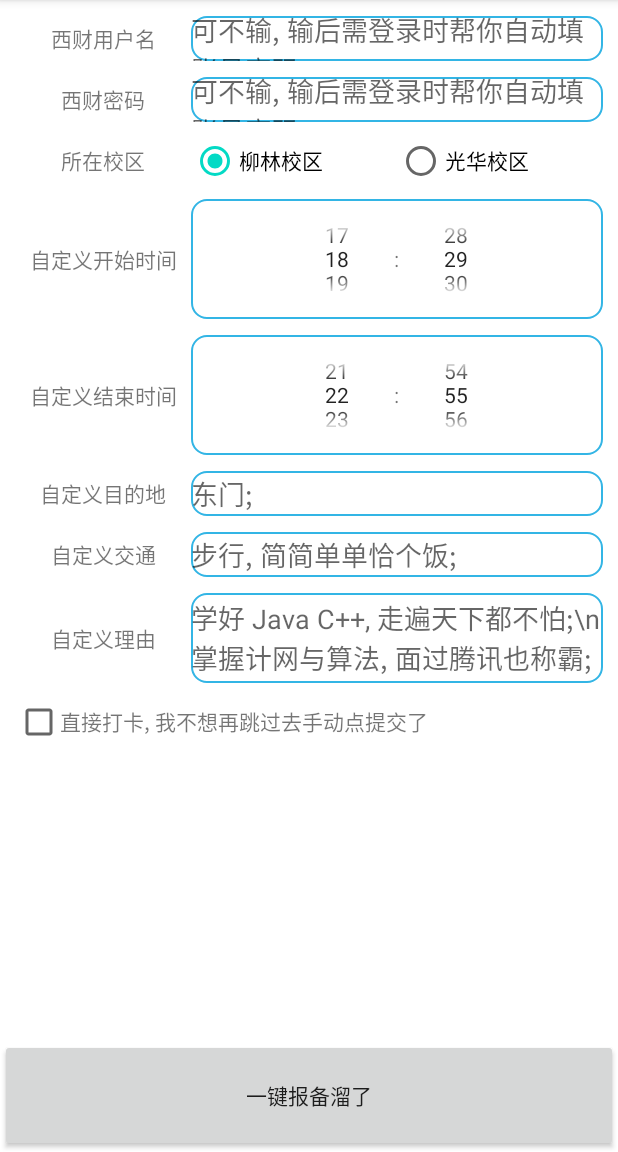
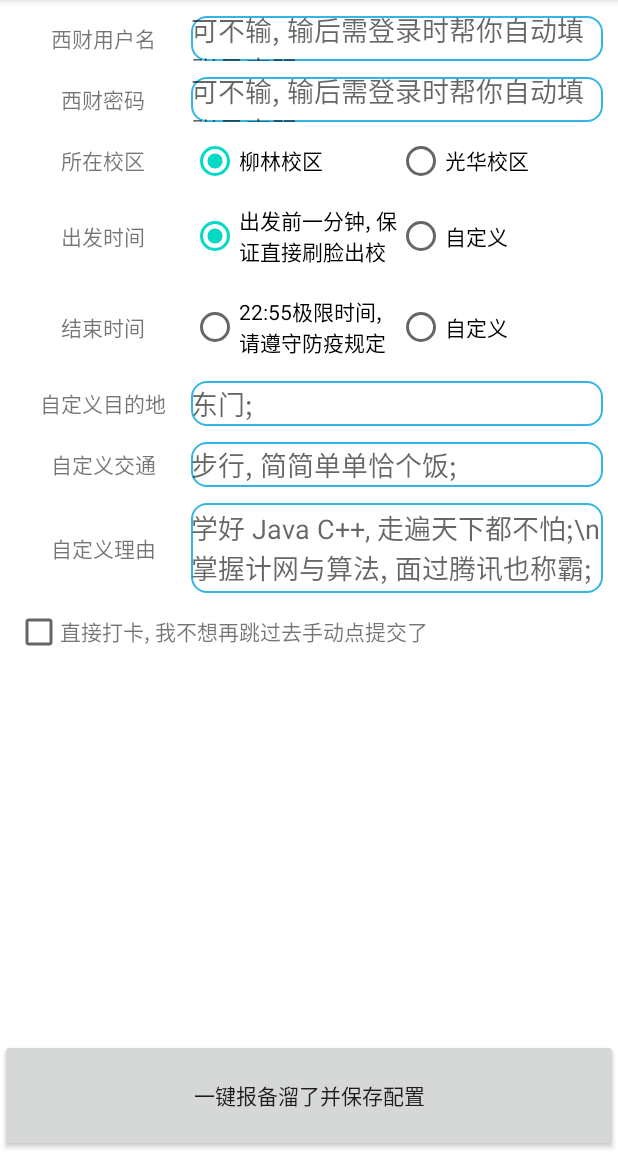
Before and after one commit to MilitaryIntelligence6/SWUFEAutoReportSystem, an Android app: the screen it shows after launch (MainActivity), on a phone screen of 412 x 824 dp, the part 84-1236 px from its top. Run offline under Robolectric (Android 15) with nearby library versions, the phone set to English and light mode, and no system bars; our stand-ins replace data binding; libraries missing offline, so code that uses them is left out: com.xuexiang.xui; 1 statement that could not run was skipped.

Commit message:
优化 ui;

```diff
--- a/app/src/main/res/layout/activity_main.xml
+++ b/app/src/main/res/layout/activity_main.xml
@@ -125,7 +125,7 @@
 
                 <androidx.appcompat.widget.LinearLayoutCompat
                         android:layout_width="match_parent"
-                        android:layout_height="80dp"
+                        android:layout_height="50dp"
                         android:layout_marginTop="5dp"
                         android:layout_marginBottom="5dp">
 
@@ -135,6 +135,44 @@
                             android:layout_weight="0.3"
                             android:gravity="center"
                             android:text="@string/start_time_literal" />
+
+                    <RadioGroup
+                            android:id="@+id/start_time_radio_group"
+                            android:layout_width="0dp"
+                            android:layout_height="match_parent"
+                            android:layout_weight="0.7"
+                            android:orientation="horizontal">
+
+                        <androidx.appcompat.widget.AppCompatRadioButton
+                                android:id="@+id/default_start_time_oneminago_radio_button"
+                                android:layout_width="0dp"
+                                android:layout_height="match_parent"
+                                android:layout_weight="0.5"
+                                android:text="@string/one_min_ago_start_literal" />
+
+                        <androidx.appcompat.widget.AppCompatRadioButton
+                                android:id="@+id/start_time_show_custom_radio_button"
+                                android:layout_width="0dp"
+                                android:layout_height="match_parent"
+                                android:layout_weight="0.5"
+                                android:text="@string/custom_literal" />
+                    </RadioGroup>
+                </androidx.appcompat.widget.LinearLayoutCompat>
+
+                <androidx.appcompat.widget.LinearLayoutCompat
+                        android:id="@+id/custom_start_time_layout"
+                        android:layout_width="match_parent"
+                        android:layout_height="80dp"
+                        android:layout_marginTop="5dp"
+                        android:layout_marginBottom="5dp"
+                        android:visibility="gone">
+
+                    <androidx.appcompat.widget.AppCompatTextView
+                            android:layout_width="0dp"
+                            android:layout_height="match_parent"
+                            android:layout_weight="0.3"
+                            android:gravity="center"
+                            android:text="@string/custom_start_time_literal" />
 
                     <TimePicker
                             android:id="@+id/start_time_picker"
@@ -148,7 +186,7 @@
 
                 <androidx.appcompat.widget.LinearLayoutCompat
                         android:layout_width="match_parent"
-                        android:layout_height="80dp"
+                        android:layout_height="50dp"
                         android:layout_marginTop="5dp"
                         android:layout_marginBottom="5dp">
 
@@ -158,6 +196,44 @@
                             android:layout_weight="0.3"
                             android:gravity="center"
                             android:text="@string/end_time_literal" />
+
+                    <RadioGroup
+                            android:id="@+id/end_time_radio_group"
+                            android:layout_width="0dp"
+                            android:layout_height="match_parent"
+                            android:layout_weight="0.7"
+                            android:orientation="horizontal">
+
+                        <androidx.appcompat.widget.AppCompatRadioButton
+                                android:id="@+id/default_end_time_2255_radio_button"
+                                android:layout_width="0dp"
+                                android:layout_height="match_parent"
+                                android:layout_weight="0.5"
+                                android:text="@string/default_end_time_literal" />
+
+                        <androidx.appcompat.widget.AppCompatRadioButton
+                                android:id="@+id/end_time_show_custom_radio_button"
+                                android:layout_width="0dp"
+                                android:layout_height="match_parent"
+                                android:layout_weight="0.5"
+                                android:text="@string/custom_literal" />
+                    </RadioGroup>
+                </androidx.appcompat.widget.LinearLayoutCompat>
+
+                <androidx.appcompat.widget.LinearLayoutCompat
+                        android:id="@+id/custom_end_time_layout"
+                        android:layout_width="match_parent"
+                        android:layout_height="80dp"
+                        android:layout_marginTop="5dp"
+                        android:layout_marginBottom="5dp"
+                        android:visibility="gone">
+
+                    <androidx.appcompat.widget.AppCompatTextView
+                            android:layout_width="0dp"
+                            android:layout_height="match_parent"
+                            android:layout_weight="0.3"
+                            android:gravity="center"
+                            android:text="@string/custom_end_time_literal" />
 
                     <TimePicker
                             android:id="@+id/end_time_picker"
@@ -179,7 +255,7 @@
                             android:layout_height="match_parent"
                             android:layout_weight="0.3"
                             android:gravity="center"
-                            android:text="@string/custom_destination" />
+                            android:text="@string/custom_destination_literal" />
 
                     <androidx.appcompat.widget.AppCompatEditText
                             android:id="@+id/custom_destination_et"
@@ -203,7 +279,7 @@
                             android:layout_height="match_parent"
                             android:layout_weight="0.3"
                             android:gravity="center"
-                            android:text="@string/custom_transportation" />
+                            android:text="@string/custom_transportation_literal" />
 
                     <androidx.appcompat.widget.AppCompatEditText
                             android:id="@+id/custom_transportation_et"
@@ -228,7 +304,7 @@
                             android:layout_height="match_parent"
                             android:layout_weight="0.3"
                             android:gravity="center"
-                            android:text="@string/custom_reason" />
+                            android:text="@string/custom_reason_literal" />
 
                     <androidx.appcompat.widget.AppCompatEditText
                             android:id="@+id/custom_reason_et"
--- a/app/src/main/res/values/strings.xml
+++ b/app/src/main/res/values/strings.xml
@@ -1,6 +1,6 @@
 <resources>
     <string name="app_name">西财一键溜了</string>
-    <string name="one_key_to_report">一键报备溜了</string>
+    <string name="one_key_to_report">一键报备溜了并保存配置</string>
     <!-- Strings used for fragments for navigation -->
     <string name="swufe_auth_keyword">authserver</string>
     <string name="sure">确定</string>
@@ -11,21 +11,26 @@
     <string name="activity_param_key">reportInfo</string>
     <string name="swufe_username_literal">西财用户名</string>
     <string name="swufe_password_literal">西财密码</string>
-    <string name="custom_destination">自定义目的地</string>
-    <string name="custom_transportation">自定义交通</string>
-    <string name="custom_reason">自定义理由</string>
+    <string name="custom_start_time_literal">自定义出发时间</string>
+    <string name="custom_end_time_literal">自定义结束时间</string>
+    <string name="custom_destination_literal">自定义目的地</string>
+    <string name="custom_transportation_literal">自定义交通</string>
+    <string name="custom_reason_literal">自定义理由</string>
 <!--    default hint value-->
     <string name="default_destination_hint">东门;</string>
     <string name="default_transportation_hint">步行, 简简单单恰个饭;</string>
     <string name="default_reason_hint">学好 Java C++, 走遍天下都不怕;\\n掌握计网与算法, 面过腾讯也称霸;</string>
     <!--end default hint value-->
 
-    <string name="start_time_literal">自定义开始时间</string>
-    <string name="end_time_literal">自定义结束时间</string>
     <string name="swufe_username_password_hint">可不输, 输后需登录时帮你自动填账号密码</string>
     <string name="campus_literal">所在校区</string>
     <string name="campus_liulin">柳林校区</string>
     <string name="campus_guanghua">光华校区</string>
     <string name="user_would_like_not_click_submit">直接打卡, 我不想再跳过去手动点提交了</string>
+    <string name="start_time_literal">出发时间</string>
+    <string name="one_min_ago_start_literal">出发前一分钟, 保证直接刷脸出校</string>
+    <string name="custom_literal">自定义</string>
+    <string name="end_time_literal">结束时间</string>
+    <string name="default_end_time_literal">22:55极限时间, 请遵守防疫规定</string>
 
 </resources>
```
Also changed, not shown: app/src/main/java/cn/misection/autoreport/ui/activity/MainActivity.java (+64 -40 lines), app/src/main/java/cn/misection/autoreport/util/stringutil/StringUtil.java (added, +24 -0 lines).
